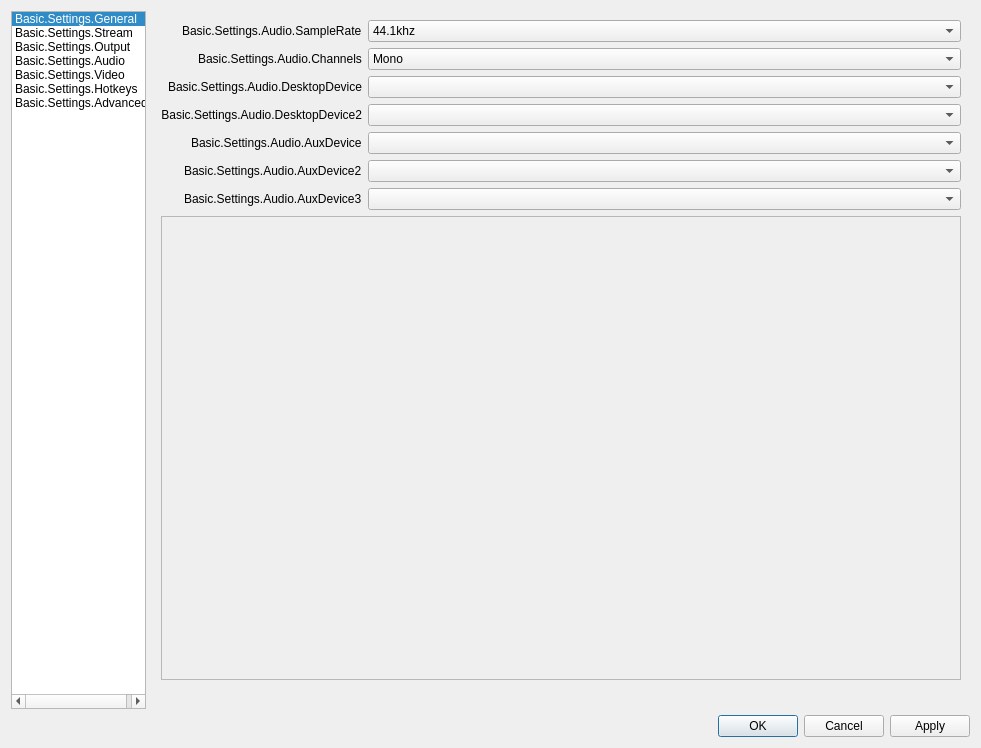
Above: UI/forms/OBSBasicSettings.ui from obsproject/obs-studio before the change. Below: the same form after it.
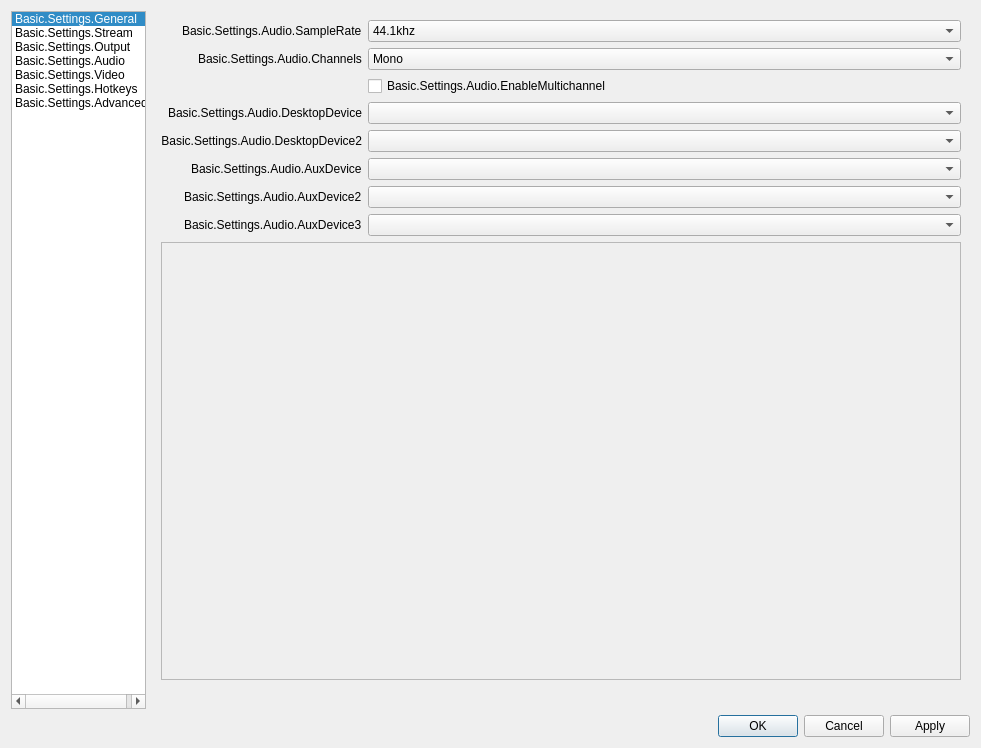
That is the form after the change. The open tabs and pages were chosen to show the change. Icons and pictures are not drawn.

Commit message: UI/media-io/decklink/obs-filters: Multichannel audio

```diff
--- a/UI/forms/OBSBasicSettings.ui
+++ b/UI/forms/OBSBasicSettings.ui
@@ -3182,7 +3182,14 @@
            </item>
           </widget>
          </item>
-         <item row="2" column="0">
+         <item row="2" column="1">
+          <widget class="QCheckBox" name="enableMultichannel">
+            <property name="text">
+              <string>Basic.Settings.Audio.EnableMultichannel</string>
+            </property>
+          </widget>
+         </item>
+         <item row="3" column="0">
           <widget class="QLabel" name="label_2">
            <property name="minimumSize">
             <size>
@@ -3201,14 +3208,14 @@
            </property>
           </widget>
          </item>
-         <item row="2" column="1">
+         <item row="3" column="1">
           <widget class="QComboBox" name="desktopAudioDevice1">
            <property name="enabled">
             <bool>true</bool>
            </property>
           </widget>
          </item>
-         <item row="3" column="0">
+         <item row="4" column="0">
           <widget class="QLabel" name="label_3">
            <property name="text">
             <string>Basic.Settings.Audio.DesktopDevice2</string>
@@ -3221,14 +3228,14 @@
            </property>
           </widget>
          </item>
-         <item row="3" column="1">
+         <item row="4" column="1">
           <widget class="QComboBox" name="desktopAudioDevice2">
            <property name="enabled">
             <bool>true</bool>
            </property>
           </widget>
          </item>
-         <item row="4" column="0">
+         <item row="5" column="0">
           <widget class="QLabel" name="label_4">
            <property name="text">
             <string>Basic.Settings.Audio.AuxDevice</string>
@@ -3238,14 +3245,14 @@
            </property>
           </widget>
          </item>
-         <item row="4" column="1">
+         <item row="5" column="1">
           <widget class="QComboBox" name="auxAudioDevice1">
            <property name="enabled">
             <bool>true</bool>
            </property>
           </widget>
          </item>
-         <item row="5" column="0">
+         <item row="6" column="0">
           <widget class="QLabel" name="label_5">
            <property name="text">
             <string>Basic.Settings.Audio.AuxDevice2</string>
@@ -3255,14 +3262,14 @@
            </property>
           </widget>
          </item>
-         <item row="5" column="1">
+         <item row="6" column="1">
           <widget class="QComboBox" name="auxAudioDevice2">
            <property name="enabled">
             <bool>true</bool>
            </property>
           </widget>
          </item>
-         <item row="6" column="0">
+         <item row="7" column="0">
           <widget class="QLabel" name="label_6">
            <property name="text">
             <string>Basic.Settings.Audio.AuxDevice3</string>
@@ -3272,14 +3279,14 @@
            </property>
           </widget>
          </item>
-         <item row="6" column="1">
+         <item row="7" column="1">
           <widget class="QComboBox" name="auxAudioDevice3">
            <property name="enabled">
             <bool>true</bool>
            </property>
           </widget>
          </item>
-         <item row="7" column="0" colspan="2">
+         <item row="8" column="0" colspan="2">
           <widget class="QScrollArea" name="audioSourceScrollArea">
            <property name="widgetResizable">
             <bool>true</bool>
@@ -3296,7 +3303,7 @@
            </widget>
           </widget>
          </item>
-         <item row="8" column="1">
+         <item row="9" column="1">
           <widget class="QLabel" name="audioMsg">
            <property name="styleSheet">
             <string notr="true">color: rgb(255, 0, 4);</string>
```
Left out of the diff: 1 changed line with no effect on the pictures. The commit also changes 32 other files.
